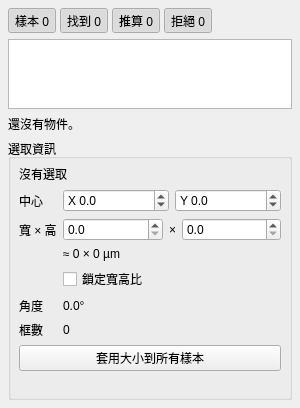
Above: src/presentation/objects/ObjectsPanel.ui from chielinHsu/AutomaticDetectionDev before the change. Below: the same form after it.
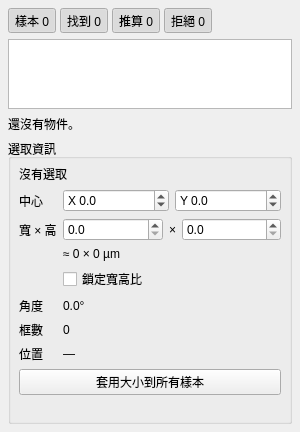
That is the form after the change.

Commit message: [Caspar]feat: 找到的元件預設吸附到陣列的格點，參數面板可以改用匹配位置

```diff
--- a/src/presentation/objects/ObjectsPanel.ui
+++ b/src/presentation/objects/ObjectsPanel.ui
@@ -345,14 +345,31 @@
         </property>
        </widget>
       </item>
-      <item row="7" column="0" colspan="2">
+      <item row="7" column="0">
+       <widget class="QLabel" name="positionLabel">
+        <property name="text">
+         <string notr="true">位置</string>
+        </property>
+       </widget>
+      </item>
+      <item row="7" column="1">
+       <widget class="QLabel" name="positionValue">
+        <property name="text">
+         <string notr="true">—</string>
+        </property>
+        <property name="wordWrap">
+         <bool>true</bool>
+        </property>
+       </widget>
+      </item>
+      <item row="8" column="0" colspan="2">
        <widget class="QPushButton" name="applyToAll">
         <property name="text">
          <string notr="true">套用大小到所有樣本</string>
         </property>
        </widget>
       </item>
-      <item row="8" column="0" colspan="2">
+      <item row="9" column="0" colspan="2">
        <widget class="QLabel" name="selectionNote">
         <property name="text">
          <string notr="true"/>
```
The commit also changes 33 other files.
